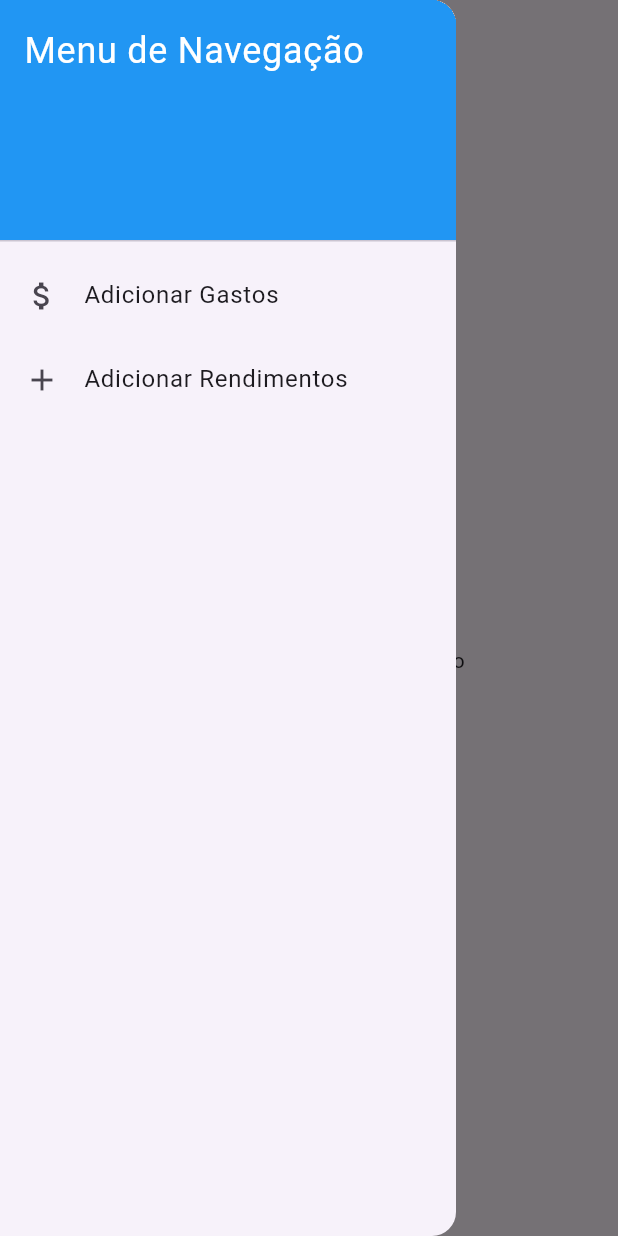
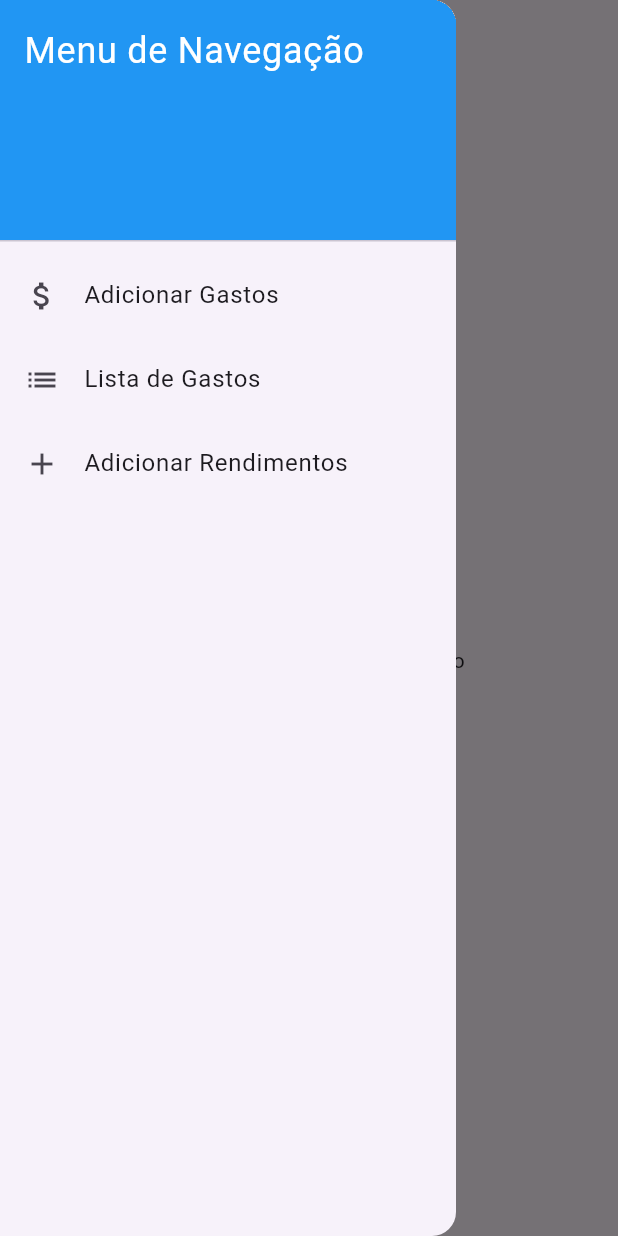
Before and after one commit to Redoze/ESSI3-2024.1, a Flutter app: the screen it shows after launch, with the side drawer open, on a phone screen of 412 x 824 dp. Run offline on Flutter 3.47's test engine with Material 3 defaults, Android fonts, the phone set to English and light mode, and no system bars.

Commit message:
Add files via upload

```diff
--- a/lib/pages/home_page.dart
+++ b/lib/pages/home_page.dart
@@ -1,5 +1,6 @@
 import 'package:flutter/material.dart';
 import './rendimento_page.dart';
+
 
 class HomePage extends StatefulWidget {
   @override
@@ -36,6 +37,13 @@ class _HomePageState extends State<HomePage> {
               title: Text('Adicionar Gastos'),
               onTap: () {
                 Navigator.pushNamed(context, '/gastos');
+              },
+            ),
+            ListTile(
+              leading: Icon(Icons.list),
+              title: Text('Lista de Gastos'),
+              onTap: () {
+                Navigator.pushNamed(context, '/listagastos');
               },
             ),
             ListTile(
```
